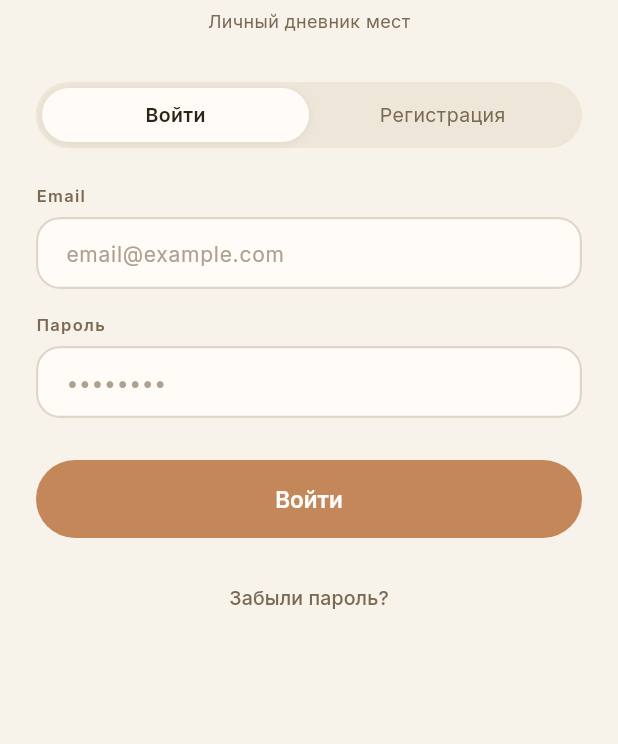
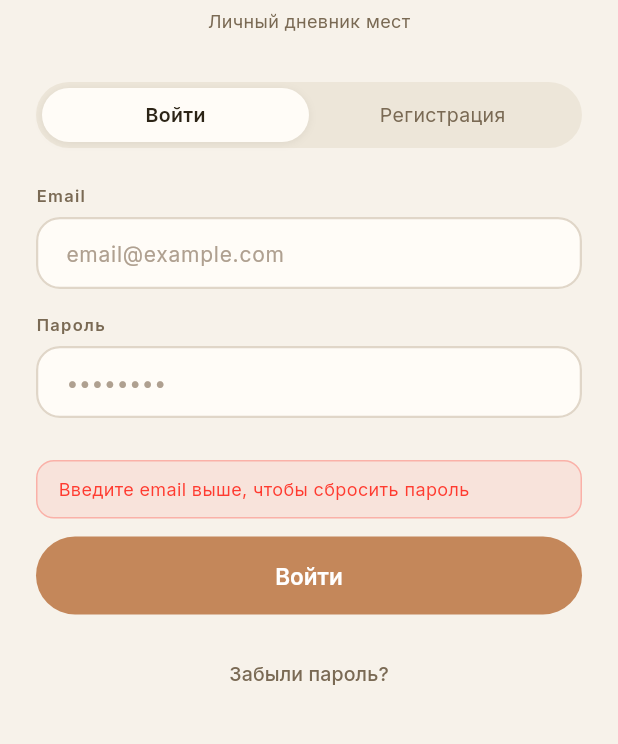
Before and after one commit to akonurbay/ownly, a Flutter app: the AuthScreen screen opened by its route, after a tap on "Забыли пароль?", on a phone screen of 412 x 824 dp, the part 215-959 px from its top. Run offline on Flutter 3.47's test engine with Material 3 defaults, Android fonts, the phone set to English and light mode, and no system bars; our stand-ins replace firebase_auth, firebase_core, fl_chart, flutter_riverpod, go_router, google_fonts and 2 more; accounts and stored records are empty; generated files the repository leaves out were written again.

Commit message:
feat: integrate Firebase Auth — sign in, sign up, sign out, password reset

```diff
--- a/lib/main.dart
+++ b/lib/main.dart
@@ -1,17 +1,21 @@
+import 'package:firebase_auth/firebase_auth.dart';
+import 'package:firebase_core/firebase_core.dart';
 import 'package:flutter/material.dart';
 import 'package:flutter_riverpod/flutter_riverpod.dart';
 import 'package:shared_preferences/shared_preferences.dart';
 import 'app.dart';
 import 'core/router/app_router.dart';
 import 'data/local/local_storage.dart';
+import 'firebase_options.dart';
 
 void main() async {
   WidgetsFlutterBinding.ensureInitialized();
   await LocalStorage.init();
+  await Firebase.initializeApp(options: DefaultFirebaseOptions.currentPlatform);
 
   final prefs = await SharedPreferences.getInstance();
   final hasSeenOnboarding = prefs.getBool('hasSeenOnboarding') ?? false;
-  final isLoggedIn = prefs.getBool('isLoggedIn') ?? false;
+  final isLoggedIn = FirebaseAuth.instance.currentUser != null;
 
   final initialLocation = hasSeenOnboarding
       ? (isLoggedIn ? '/' : '/auth')
--- a/lib/presentation/screens/auth/auth_screen.dart
+++ b/lib/presentation/screens/auth/auth_screen.dart
@@ -1,3 +1,4 @@
+import 'package:firebase_auth/firebase_auth.dart';
 import 'package:flutter/material.dart';
 import 'package:go_router/go_router.dart';
 import 'package:shared_preferences/shared_preferences.dart';
@@ -14,6 +15,7 @@ class AuthScreen extends StatefulWidget {
 
 class _AuthScreenState extends State<AuthScreen> {
   bool _isLogin = true;
+  bool _loading = false;
   final _emailCtrl = TextEditingController();
   final _passwordCtrl = TextEditingController();
   final _nameCtrl = TextEditingController();
@@ -42,15 +44,48 @@ class _AuthScreenState extends State<AuthScreen> {
       setState(() => _error = error);
       return;
     }
-    setState(() => _error = null);
+    setState(() { _error = null; _loading = true; });
+
+    try {
+      if (_isLogin) {
+        await FirebaseAuth.instance.signInWithEmailAndPassword(
+          email: _emailCtrl.text.trim(),
+          password: _passwordCtrl.text,
+        );
+      } else {
+        final cred = await FirebaseAuth.instance.createUserWithEmailAndPassword(
+          email: _emailCtrl.text.trim(),
+          password: _passwordCtrl.text,
+        );
+        await cred.user?.updateDisplayName(_nameCtrl.text.trim());
+      }
 
       final prefs = await SharedPreferences.getInstance();
-    await prefs.setBool('isLoggedIn', true);
       await prefs.setString('userEmail', _emailCtrl.text.trim());
       if (!_isLogin) {
         await prefs.setString('userName', _nameCtrl.text.trim());
       }
+
       if (mounted) context.go('/');
+    } on FirebaseAuthException catch (e) {
+      setState(() { _loading = false; _error = _firebaseError(e.code); });
+    } catch (_) {
+      setState(() { _loading = false; _error = 'Что-то пошло не так. Попробуйте снова.'; });
+    }
+  }
+
+  String _firebaseError(String code) {
+    return switch (code) {
+      'user-not-found'        => 'Пользователь не найден',
+      'wrong-password'        => 'Неверный пароль',
+      'invalid-credential'    => 'Неверный email или пароль',
+      'email-already-in-use'  => 'Email уже зарегистрирован',
+      'weak-password'         => 'Пароль слишком простой',
+      'invalid-email'         => 'Некорректный email',
+      'network-request-failed'=> 'Нет соединения с сетью',
+      'too-many-requests'     => 'Слишком много попыток. Попробуйте позже',
+      _                       => 'Ошибка: $code',
+    };
   }
 
   @override
@@ -65,15 +100,10 @@ class _AuthScreenState extends State<AuthScreen> {
             children: [
               Center(child: OwnlyLogo(size: 56, radius: 18)),
               const SizedBox(height: 16),
-              Center(
-                child: Text('Ownly', style: AppTextStyles.h2),
-              ),
+              Center(child: Text('Ownly', style: AppTextStyles.h2)),
               const SizedBox(height: 6),
               Center(
-                child: Text(
-                  'Личный дневник мест',
-                  style: AppTextStyles.caption,
-                ),
+                child: Text('Личный дневник мест', style: AppTextStyles.caption),
               ),
               const SizedBox(height: 32),
 
@@ -102,7 +132,7 @@ class _AuthScreenState extends State<AuthScreen> {
               ),
               const SizedBox(height: 24),
 
-              // Name field (register only)
+              // Name (register only)
               AnimatedSize(
                 duration: const Duration(milliseconds: 200),
                 child: _isLogin
@@ -114,9 +144,8 @@ class _AuthScreenState extends State<AuthScreen> {
                           const SizedBox(height: 6),
                           TextField(
                             controller: _nameCtrl,
-                            decoration: const InputDecoration(
-                              hintText: 'Ваше имя',
-                            ),
+                            textCapitalization: TextCapitalization.words,
+                            decoration: const InputDecoration(hintText: 'Ваше имя'),
                           ),
                           const SizedBox(height: 16),
                         ],
@@ -128,6 +157,7 @@ class _AuthScreenState extends State<AuthScreen> {
               TextField(
                 controller: _emailCtrl,
                 keyboardType: TextInputType.emailAddress,
+                autocorrect: false,
                 decoration: const InputDecoration(hintText: 'email@example.com'),
               ),
               const SizedBox(height: 16),
@@ -141,6 +171,7 @@ class _AuthScreenState extends State<AuthScreen> {
               ),
               const SizedBox(height: 28),
 
+              // Error banner
               if (_error != null) ...[
                 Container(
                   width: double.infinity,
@@ -148,19 +179,31 @@ class _AuthScreenState extends State<AuthScreen> {
                   decoration: BoxDecoration(
                     color: AppColors.dangerRed.withValues(alpha: 0.08),
                     borderRadius: BorderRadius.circular(12),
-                    border: Border.all(color: AppColors.dangerRed.withValues(alpha: 0.3)),
+                    border: Border.all(
+                        color: AppColors.dangerRed.withValues(alpha: 0.3)),
                   ),
                   child: Text(
                     _error!,
-                    style: AppTextStyles.caption.copyWith(color: AppColors.dangerRed),
+                    style: AppTextStyles.caption
+                        .copyWith(color: AppColors.dangerRed),
                   ),
                 ),
                 const SizedBox(height: 12),
               ],
 
+              // Submit button
               ElevatedButton(
-                onPressed: _submit,
-                child: Text(
+                onPressed: _loading ? null : _submit,
+                child: _loading
+                    ? const SizedBox(
+                        height: 20,
+                        width: 20,
+                        child: CircularProgressIndicator(
+                          strokeWidth: 2,
+                          color: Colors.white,
+                        ),
+                      )
+                    : Text(
                         _isLogin ? 'Войти' : 'Создать аккаунт',
                         style: AppTextStyles.button,
                       ),
@@ -170,11 +213,10 @@ class _AuthScreenState extends State<AuthScreen> {
                 const SizedBox(height: 16),
                 Center(
                   child: TextButton(
-                    onPressed: () {},
+                    onPressed: _loading ? null : _resetPassword,
                     child: Text(
                       'Забыли пароль?',
-                      style: AppTextStyles.label
-                          .copyWith(color: AppColors.textSub),
+                      style: AppTextStyles.label.copyWith(color: AppColors.textSub),
                     ),
                   ),
                 ),
@@ -184,6 +226,24 @@ class _AuthScreenState extends State<AuthScreen> {
         ),
       ),
     );
+  }
+
+  Future<void> _resetPassword() async {
+    final email = _emailCtrl.text.trim();
+    if (email.isEmpty || !email.contains('@')) {
+      setState(() => _error = 'Введите email выше, чтобы сбросить пароль');
+      return;
+    }
+    try {
+      await FirebaseAuth.instance.sendPasswordResetEmail(email: email);
+      if (mounted) {
+        ScaffoldMessenger.of(context).showSnackBar(
+          const SnackBar(content: Text('Письмо отправлено — проверьте почту')),
+        );
+      }
+    } on FirebaseAuthException catch (e) {
+      setState(() => _error = _firebaseError(e.code));
+    }
   }
 }
 
--- a/pubspec.yaml
+++ b/pubspec.yaml
@@ -16,6 +16,8 @@ dependencies:
   fl_chart: ^0.68.0
   uuid: ^4.4.0
   shared_preferences: ^2.2.3
+  firebase_core: ^3.0.0
+  firebase_auth: ^5.0.0
 
 dev_dependencies:
   flutter_test:
```
Also changed, not shown: lib/presentation/screens/settings/settings_screen.dart (+8 -11 lines), pubspec.lock. Lines whose indentation alone changed are shown as unchanged.
